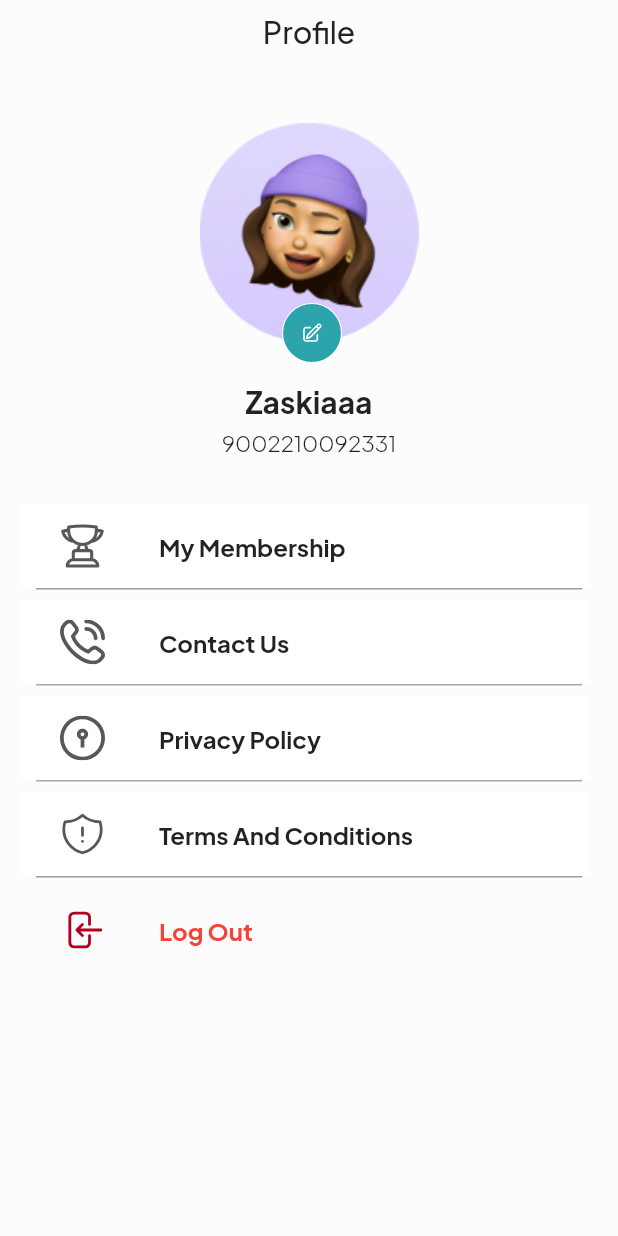
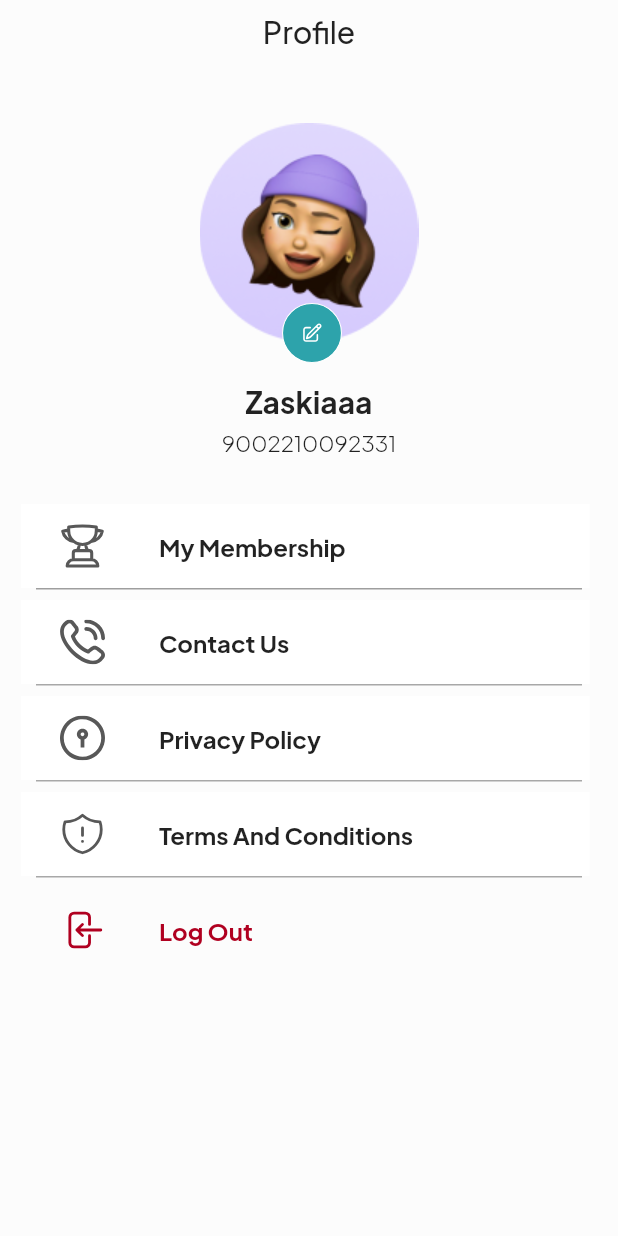
Before and after one commit to Capstone-Project-Kelompok-6/Flutter, a Flutter app: the ProfileScreen screen opened directly, on a phone screen of 412 x 824 dp. Run offline on Flutter 3.47's test engine with Material 2 defaults, Android fonts, the phone set to English and light mode, and no system bars; our stand-ins replace flutter_svg, google_fonts.

Commit message:
Update profile page color

```diff
--- a/flutter_capstone_6/lib/screen/profile_screen.dart
+++ b/flutter_capstone_6/lib/screen/profile_screen.dart
@@ -152,11 +152,11 @@ class ProfileScreen extends StatelessWidget {
             Container(
               decoration: BoxDecoration(boxShadow: [
                 BoxShadow(
-                  color: Colors.grey,
+                  color: n40,
                   offset: Offset(0, 1),
                 ),
-                BoxShadow(color: Colors.white, offset: Offset(-10, 0)),
-                BoxShadow(color: Colors.white, offset: Offset(5, 0))
+                BoxShadow(color: white, offset: Offset(-10, 0)),
+                BoxShadow(color: white, offset: Offset(5, 0))
               ]),
               margin: EdgeInsets.only(left: 24, right: 24, top: 8),
               child: Column(
@@ -185,7 +185,7 @@ class ProfileScreen extends StatelessWidget {
                       title: Text(
                         'Log Out',
                         style: GoogleFonts.plusJakartaSans(
-                            color: Colors.red, fontWeight: FontWeight.bold),
+                            color: red, fontWeight: FontWeight.bold),
                       ),
                       leading: Container(
                         height: 30,
```
